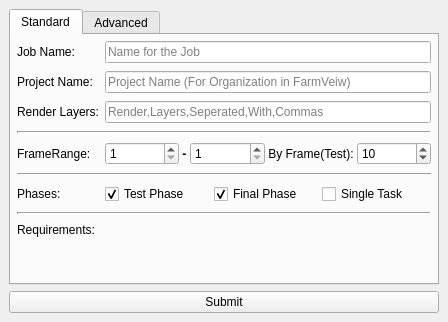
Above: Documentation/QT_Designer/UI_Submitter.ui from david2777/DPS_Hydra before the change. Below: the same form after it.
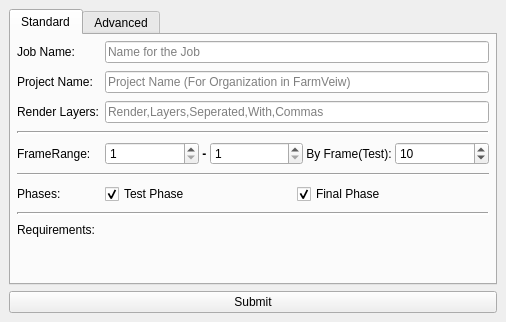
That is the form after the change.

The edit to the form file:
```diff
--- a/Documentation/QT_Designer/UI_Submitter.ui
+++ b/Documentation/QT_Designer/UI_Submitter.ui
@@ -6,7 +6,7 @@
    <rect>
     <x>0</x>
     <y>0</y>
-    <width>448</width>
+    <width>506</width>
     <height>320</height>
    </rect>
   </property>
@@ -247,16 +247,6 @@
             </property>
            </widget>
           </item>
-          <item>
-           <widget class="QCheckBox" name="singleTaskCheckbox">
-            <property name="enabled">
-             <bool>true</bool>
-            </property>
-            <property name="text">
-             <string>Single Task</string>
-            </property>
-           </widget>
-          </item>
          </layout>
         </item>
         <item row="8" column="0" colspan="2">
```
Left out of the diff: 1 changed line with no effect on the pictures.
